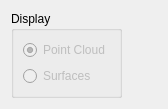
The window that gui/DepthMapOptions.ui (Kitware/TeleSculptor) describes before a commit, drawn with Qt 5.
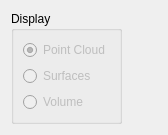
The same window after the commit.

Patch:
```diff
--- a/gui/DepthMapOptions.ui
+++ b/gui/DepthMapOptions.ui
@@ -7,7 +7,7 @@
     <x>0</x>
     <y>0</y>
     <width>168</width>
-    <height>106</height>
+    <height>132</height>
    </rect>
   </property>
   <property name="windowTitle">
@@ -46,6 +46,16 @@
         </property>
        </widget>
       </item>
+      <item>
+       <widget class="QRadioButton" name="radioVertices">
+        <property name="enabled">
+         <bool>false</bool>
+        </property>
+        <property name="text">
+         <string>Volume</string>
+        </property>
+       </widget>
+      </item>
      </layout>
     </widget>
    </item>
```
